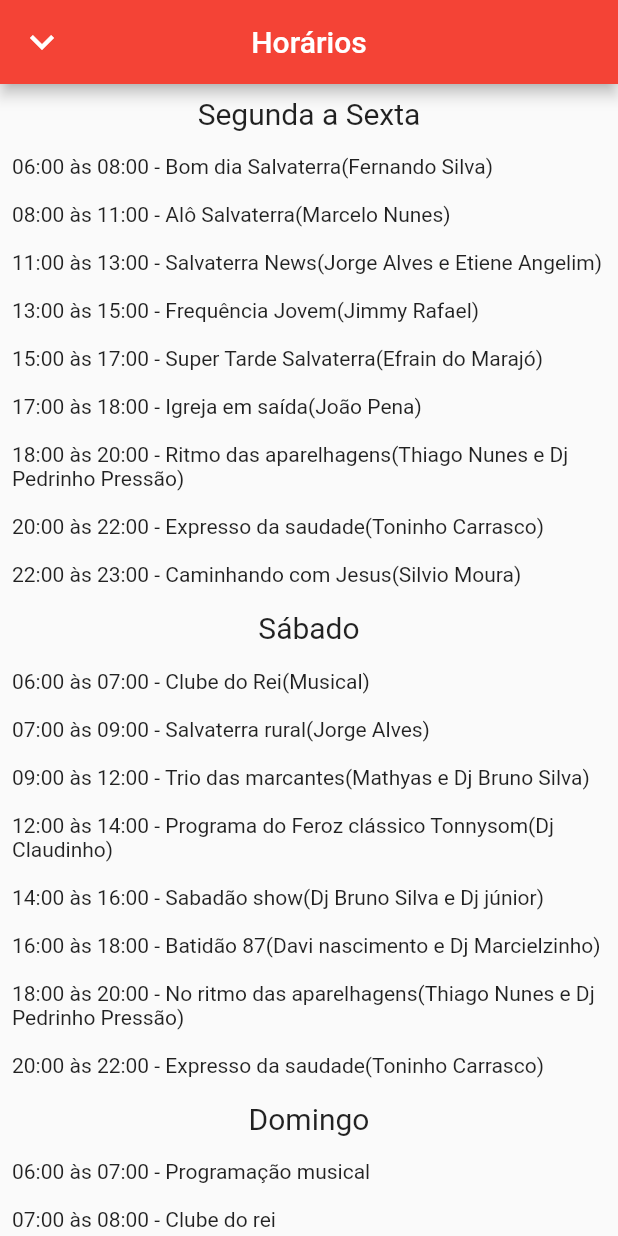
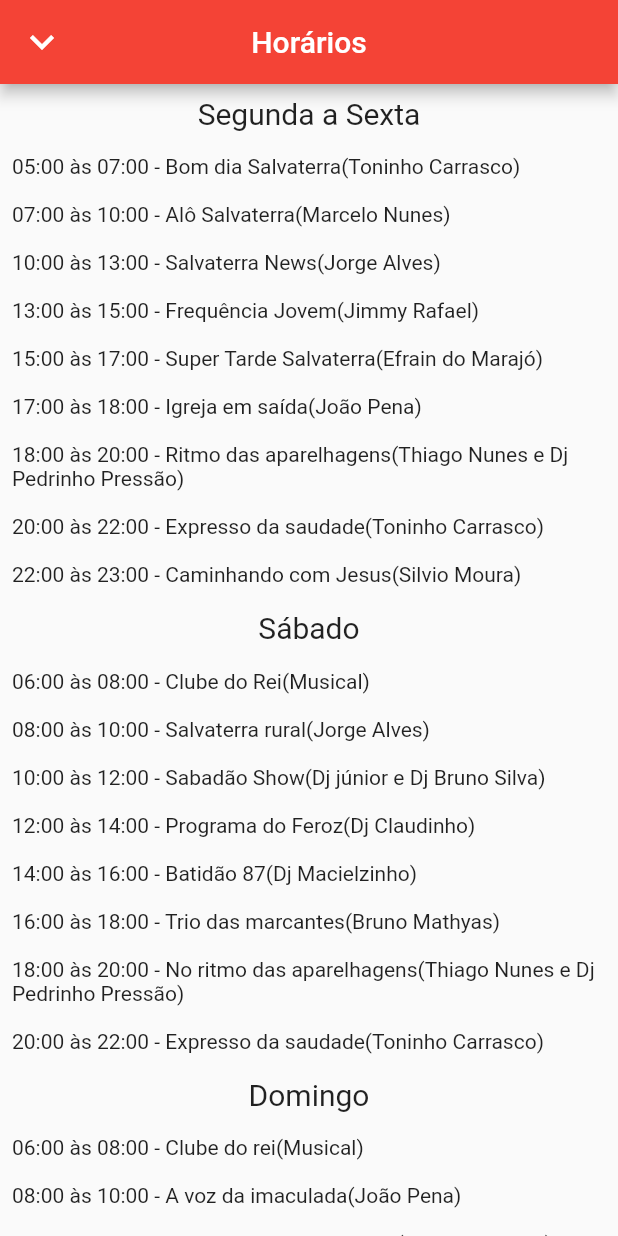
Before and after one commit to andrelucassvt/Radio-Salvaterra-FM, a Flutter app: the Horarios screen opened directly, on a phone screen of 412 x 824 dp. Run offline on Flutter 3.47's test engine with Material 2 defaults, Android fonts, the phone set to English and light mode, and no system bars; our stand-ins replace cloud_firestore, firebase_auth, firebase_core, firebase_storage, google_sign_in, image_picker and 1 more; missing offline and left inert: firebase_admob, flutter_auth_buttons, flutter_radio; accounts and stored records are empty; network calls fail.

Commit message:
Nova versão

```diff
--- a/radio_salvaterra_fm/lib/Widgets/horarios.dart
+++ b/radio_salvaterra_fm/lib/Widgets/horarios.dart
@@ -1,20 +1,11 @@
 import 'package:flutter/material.dart';
-
+import 'package:firebase_admob/firebase_admob.dart';
 class Horarios extends StatefulWidget {
   @override
   _HorariosState createState() => _HorariosState();
 }
 
 class _HorariosState extends State<Horarios> {
-
-
-  Widget lista(String dia, String texto){
-    return Column(
-      children: <Widget>[
-
-      ],
-    );
-  }
   @override
   Widget build(BuildContext context) {
     return Scaffold(
@@ -36,15 +27,15 @@ class _HorariosState extends State<Horarios> {
           ),
           Padding(
             padding: const EdgeInsets.all(8.0),
-            child: Text('06:00 às 08:00 - Bom dia Salvaterra(Fernando Silva)'),
+            child: Text('05:00 às 07:00 - Bom dia Salvaterra(Toninho Carrasco)'),
           ),
           Padding(
             padding: const EdgeInsets.all(8.0),
-            child: Text('08:00 às 11:00 - Alô Salvaterra(Marcelo Nunes)'),
+            child: Text('07:00 às 10:00 - Alô Salvaterra(Marcelo Nunes)'),
           ),
           Padding(
             padding: const EdgeInsets.all(8.0),
-            child: Text('11:00 às 13:00 - Salvaterra News(Jorge Alves e Etiene Angelim)'),
+            child: Text('10:00 às 13:00 - Salvaterra News(Jorge Alves)'),
           ),
           Padding(
             padding: const EdgeInsets.all(8.0),
@@ -70,34 +61,33 @@ class _HorariosState extends State<Horarios> {
             padding: const EdgeInsets.all(8.0),
             child: Text('22:00 às 23:00 - Caminhando com Jesus(Silvio Moura)'),
           ),
-
           Padding(
             padding: const EdgeInsets.all(8.0),
             child: Center(child: Text('Sábado',style: TextStyle(fontSize: 20),)),
           ),
           Padding(
             padding: const EdgeInsets.all(8.0),
-            child: Text('06:00 às 07:00 - Clube do Rei(Musical)'),
+            child: Text('06:00 às 08:00 - Clube do Rei(Musical)'),
           ),
           Padding(
             padding: const EdgeInsets.all(8.0),
-            child: Text('07:00 às 09:00 - Salvaterra rural(Jorge Alves)'),
+            child: Text('08:00 às 10:00 - Salvaterra rural(Jorge Alves)'),
           ),
           Padding(
             padding: const EdgeInsets.all(8.0),
-            child: Text('09:00 às 12:00 - Trio das marcantes(Mathyas e Dj Bruno Silva)'),
+            child: Text('10:00 às 12:00 - Sabadão Show(Dj júnior e Dj Bruno Silva)'),
           ),
           Padding(
             padding: const EdgeInsets.all(8.0),
-            child: Text('12:00 às 14:00 - Programa do Feroz clássico Tonnysom(Dj Claudinho)'),
+            child: Text('12:00 às 14:00 - Programa do Feroz(Dj Claudinho)'),
           ),
           Padding(
             padding: const EdgeInsets.all(8.0),
-            child: Text('14:00 às 16:00 - Sabadão show(Dj Bruno Silva e Dj júnior)'),
+            child: Text('14:00 às 16:00 - Batidão 87(Dj Macielzinho)'),
           ),
           Padding(
             padding: const EdgeInsets.all(8.0),
-            child: Text('16:00 às 18:00 - Batidão 87(Davi nascimento e Dj Marcielzinho)'),
+            child: Text('16:00 às 18:00 - Trio das marcantes(Bruno Mathyas)'),
           ),
           Padding(
             padding: const EdgeInsets.all(8.0),
@@ -115,11 +105,7 @@ class _HorariosState extends State<Horarios> {
 
           Padding(
             padding: const EdgeInsets.all(8.0),
-            child: Text('06:00 às 07:00 - Programação musical'),
-          ),
-          Padding(
-            padding: const EdgeInsets.all(8.0),
-            child: Text('07:00 às 08:00 - Clube do rei'),
+            child: Text('06:00 às 08:00 - Clube do rei(Musical)'),
           ),
           Padding(
             padding: const EdgeInsets.all(8.0),
@@ -127,11 +113,11 @@ class _HorariosState extends State<Horarios> {
           ),
           Padding(
             padding: const EdgeInsets.all(8.0),
-            child: Text('10:00 às 14:00 - Domingo show(Efrain Marajó)'),
+            child: Text('10:00 às 13:00 - Domingo Swing e alegria(Marcelo Nunes)'),
           ),
           Padding(
             padding: const EdgeInsets.all(8.0),
-            child: Text('14:00 às 18:00 - Musical 87'),
+            child: Text('13:00 às 19:00 - Programa musical'),
           ),
         ],
       ),
--- a/radio_salvaterra_fm/lib/main.dart
+++ b/radio_salvaterra_fm/lib/main.dart
@@ -8,7 +8,10 @@ import 'package:flutter_radio/flutter_radio.dart';
 import 'dart:async';
 import 'package:firebase_admob/firebase_admob.dart';
 import 'package:flutter/material.dart';
-void main() {
+import 'package:firebase_core/firebase_core.dart';
+import 'package:cloud_firestore/cloud_firestore.dart';
+
+void main()async {
   runApp(MaterialApp(
     debugShowCheckedModeBanner: false,
     home: HomePage(),
--- a/radio_salvaterra_fm/lib/telas/Principal.dart
+++ b/radio_salvaterra_fm/lib/telas/Principal.dart
@@ -83,7 +83,7 @@ class _PrincipalState extends State<Principal> {
                 gradient: LinearGradient(
                     colors: [
                       Color(0xFFFFC107),
-                      Color(0xFFF44336),
+                      Colors.red,
                     ]
                 ),
               ),
--- a/radio_salvaterra_fm/pubspec.yaml
+++ b/radio_salvaterra_fm/pubspec.yaml
@@ -39,6 +39,7 @@ dependencies:
   flutter_auth_buttons: ^0.8.0
   intl: ^0.16.1
   firebase_admob: ^0.9.3+2
+
 
 
 dev_dependencies:
```
Also changed, not shown: radio_salvaterra_fm/pubspec.lock, 1 other file.
